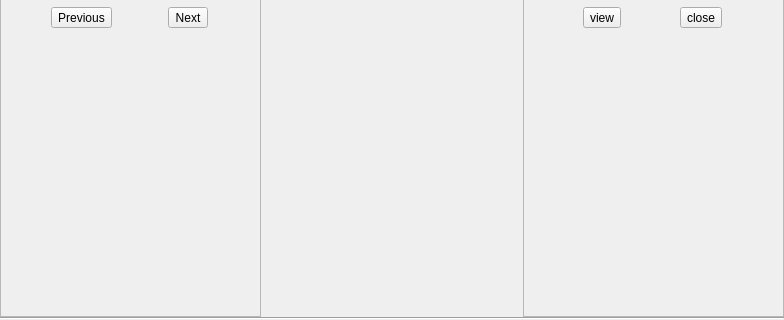
Old version of the form src/libskribisto-common/src/view.ui in the repository jacquetc/skribisto; both pictures show x 0 to 784 and y 282 to 602 of the 784 by 602 pixel window.
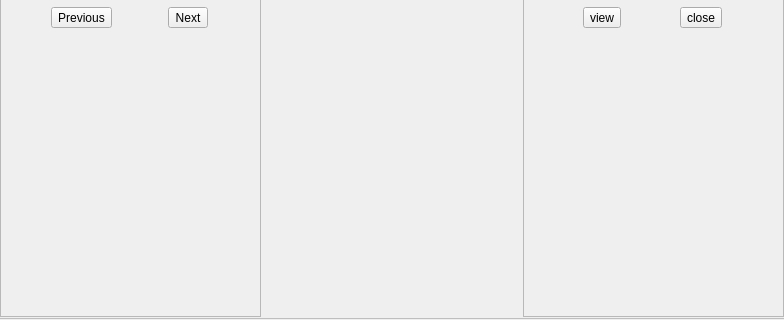
New version of the form. Icons and pictures are not drawn.

The edit to the form file:
```diff
--- a/src/libskribisto-common/src/view.ui
+++ b/src/libskribisto-common/src/view.ui
@@ -151,6 +151,12 @@
    </item>
    <item>
     <widget class="Line" name="line">
+     <property name="enabled">
+      <bool>false</bool>
+     </property>
+     <property name="frameShadow">
+      <enum>QFrame::Plain</enum>
+     </property>
      <property name="orientation">
       <enum>Qt::Horizontal</enum>
      </property>
```
